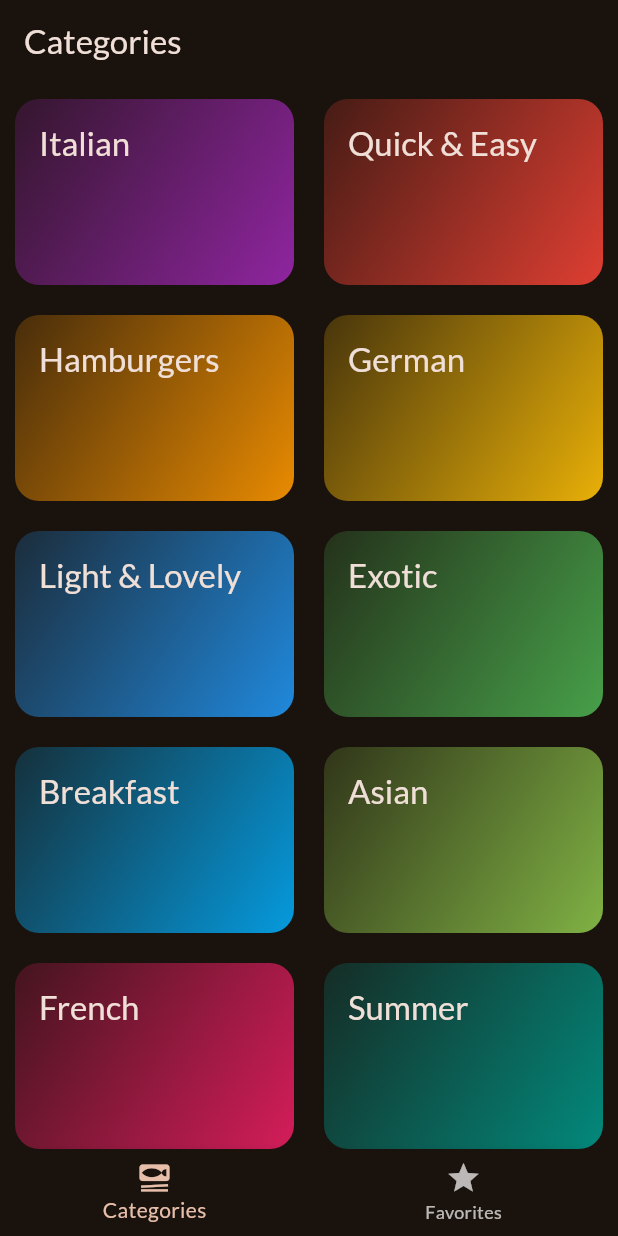
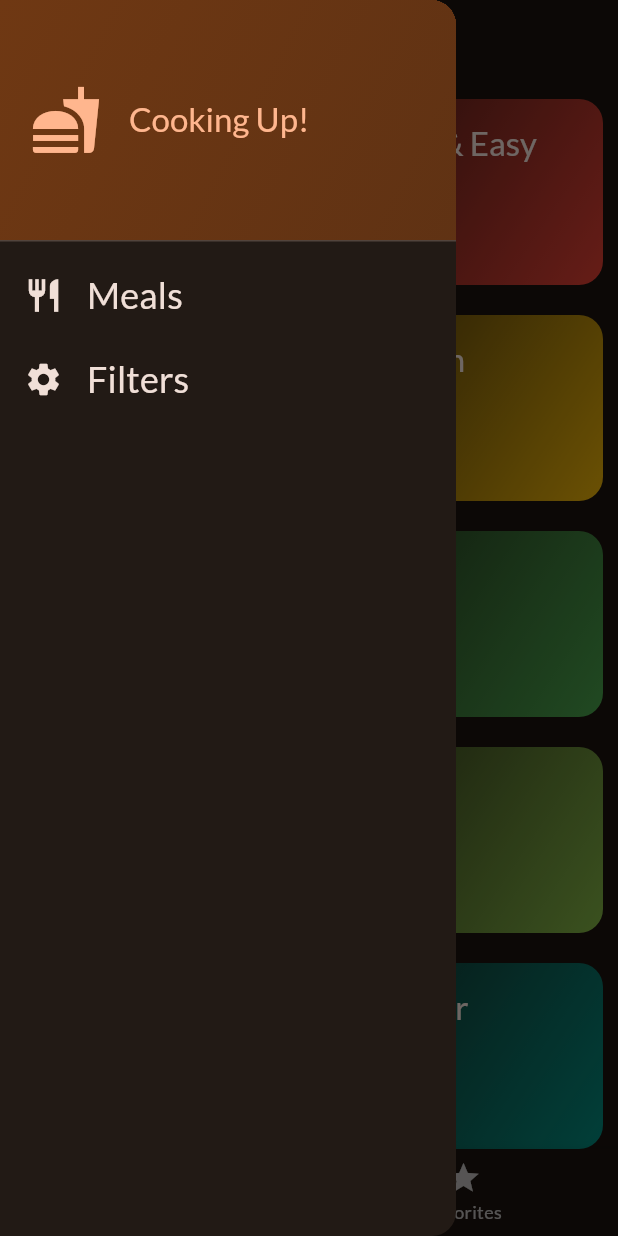
Before and after one commit to Reasondro/meals_app, a Flutter app: the screen it shows after launch, with the side drawer open (before the commit the screen has no drawer), on a phone screen of 412 x 824 dp. Run offline on Flutter 3.47's test engine with Material 3 defaults, Android fonts, the phone set to English and light mode, and no system bars; our stand-ins replace google_fonts, transparent_image.

Commit message:
added a side drawer

```diff
--- a/lib/screens/categories.dart
+++ b/lib/screens/categories.dart
@@ -11,7 +11,7 @@ class CategoriesScreen extends StatelessWidget {
   final void Function(Meal meal) onToggleFavorite;
 
   void _selectCategory(BuildContext context, Category category) {
-    final filteredMeals = dummyMeals
+    final filteredMeals = dummyMeals //? database for food for each categories
         .where(
           (meal) => meal.categories.contains(category.id),
         )
@@ -19,8 +19,11 @@ class CategoriesScreen extends StatelessWidget {
     // Navigator.push(context,route); //? context avaible globally with StatefulWidget, in Stateless it ain't. p.s. Same as below
     Navigator.of(context).push(
       MaterialPageRoute(
-        builder: (ctx) =>
-            MealsScreen(title: category.title, meals: filteredMeals, onToggleFavorite: onToggleFavorite,),
+        builder: (ctx) => MealsScreen(
+          title: category.title,
+          meals: filteredMeals,
+          onToggleFavorite: onToggleFavorite,
+        ),
       ),
     );
   }
--- a/lib/screens/tabs.dart
+++ b/lib/screens/tabs.dart
@@ -2,6 +2,7 @@ import 'package:flutter/material.dart';
 import 'package:meals_app/screens/categories.dart';
 import 'package:meals_app/screens/meals.dart';
 import 'package:meals_app/models/meal.dart';
+import 'package:meals_app/widgets/main_drawer.dart';
 
 class TabsScreen extends StatefulWidget {
   const TabsScreen({super.key});
@@ -15,7 +16,7 @@ class TabsScreen extends StatefulWidget {
 class _TabsScreenState extends State<TabsScreen> {
   int _selectedPageIndex = 0;
 
-  final List<Meal> _favoriteMeals = [];
+  final List<Meal> _favoriteMeals = []; //? favorite meals database
 
   void _showInfoMessage(String message) {
     ScaffoldMessenger.of(context).clearSnackBars();
@@ -48,7 +49,14 @@ class _TabsScreenState extends State<TabsScreen> {
     });
   }
 
-  var activePageTitle = "Categories";
+  void _setScreen(String identifier) {
+    if (identifier == "filters") {
+    } else if (identifier == "meals") {
+      Navigator.of(context).pop();
+    }
+  }
+
+  String? activePageTitle;
 
   @override
   Widget build(BuildContext context) {
@@ -61,6 +69,10 @@ class _TabsScreenState extends State<TabsScreen> {
           onToggleFavorite:
               _toggleMealFavoriteStatus); //? No title here to avoid double scaffold in meals
       activePageTitle = "Your Favorites";
+    } else if (_selectedPageIndex == 0) {
+      activePage =
+          CategoriesScreen(onToggleFavorite: _toggleMealFavoriteStatus);
+      activePageTitle = "Categories";
     }
     // else if (_selectedPageIndex == 2) { //? testing app bar index
     //   activePage = const Text("testing", style: TextStyle(color: Colors.white),);
@@ -68,7 +80,10 @@ class _TabsScreenState extends State<TabsScreen> {
 
     return Scaffold(
       appBar: AppBar(
-        title: Text(activePageTitle),
+        title: Text(activePageTitle!),
+      ),
+      drawer: MainDrawer(
+        onSelectScreen: _setScreen,
       ),
       body: activePage,
       bottomNavigationBar: BottomNavigationBar(
--- /dev/null
+++ b/lib/widgets/main_drawer.dart
@@ -0,0 +1,78 @@
+import 'package:flutter/material.dart';
+
+class MainDrawer extends StatelessWidget {
+  const MainDrawer({super.key, required this.onSelectScreen});
+
+  final void Function(String identifier) onSelectScreen;
+  @override
+  Widget build(BuildContext context) {
+    return Drawer(
+      child: Column(
+        children: [
+          DrawerHeader(
+            padding: const EdgeInsets.all(20),
+            decoration: BoxDecoration(
+              gradient: LinearGradient(colors: [
+                Theme.of(context).colorScheme.primaryContainer,
+                Theme.of(context).colorScheme.primaryContainer.withOpacity(0.8)
+              ], begin: Alignment.topLeft, end: Alignment.bottomRight),
+            ),
+            child: Row(
+              children: [
+                Icon(
+                  Icons.fastfood,
+                  size: 48,
+                  color: Theme.of(context).colorScheme.primary,
+                ),
+                const SizedBox(
+                  width: 18,
+                ),
+                Text(
+                  "Cooking Up!",
+                  style: Theme.of(context)
+                      .textTheme
+                      .titleLarge!
+                      .copyWith(color: Theme.of(context).colorScheme.primary),
+                ),
+              ],
+            ),
+          ),
+          ListTile(
+            //? kinda row ish
+            onTap: () {
+              onSelectScreen("meals");
+            },
+            leading: Icon(
+              Icons.restaurant,
+              size: 26,
+              color: Theme.of(context).colorScheme.onBackground,
+            ),
+            title: Text(
+              "Meals",
+              style: Theme.of(context).textTheme.titleSmall!.copyWith(
+                  color: Theme.of(context).colorScheme.onBackground,
+                  fontSize: 24),
+            ),
+          ),
+          ListTile(
+            //? kinda row ish
+            onTap: () {
+              onSelectScreen("filters");
+            },
+            leading: Icon(
+              Icons.settings,
+              size: 26,
+              color: Theme.of(context).colorScheme.onBackground,
+            ),
+            title: Text(
+              "Filters",
+              style: Theme.of(context).textTheme.titleSmall!.copyWith(
+                  color: Theme.of(context).colorScheme.onBackground,
+                  fontSize: 24),
+            ),
+          ),
+        ],
+      ),
+    );
+  }
+}
```
Also changed, not shown: lib/widgets/meal_item.dart (line endings or trailing spaces).
